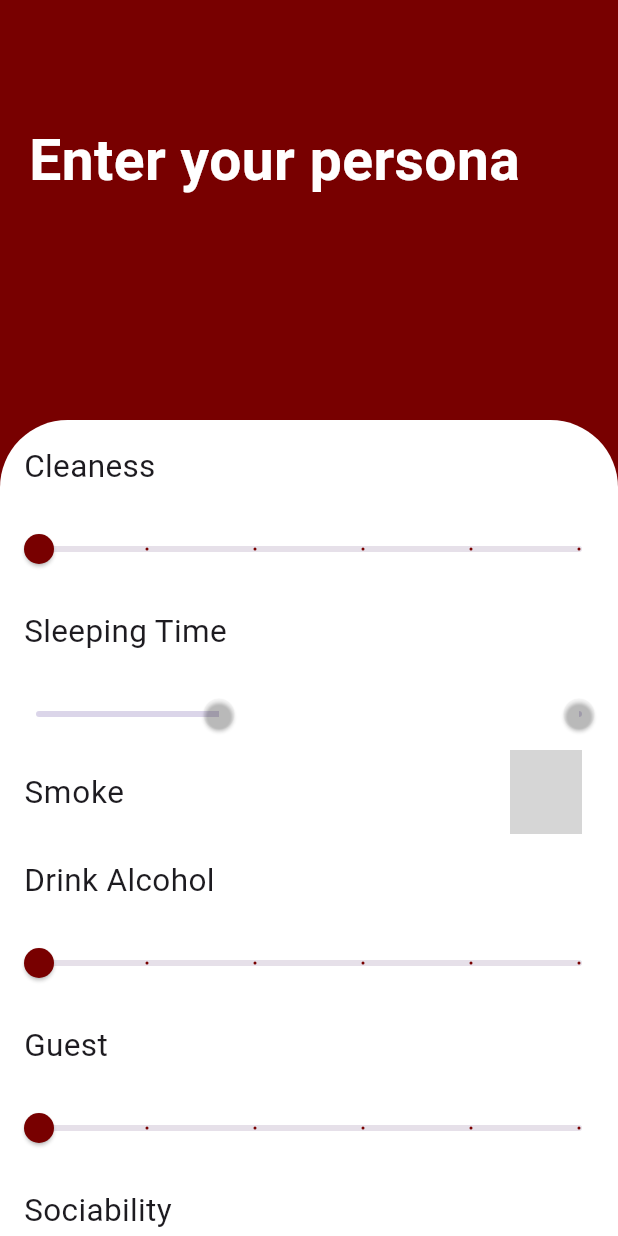
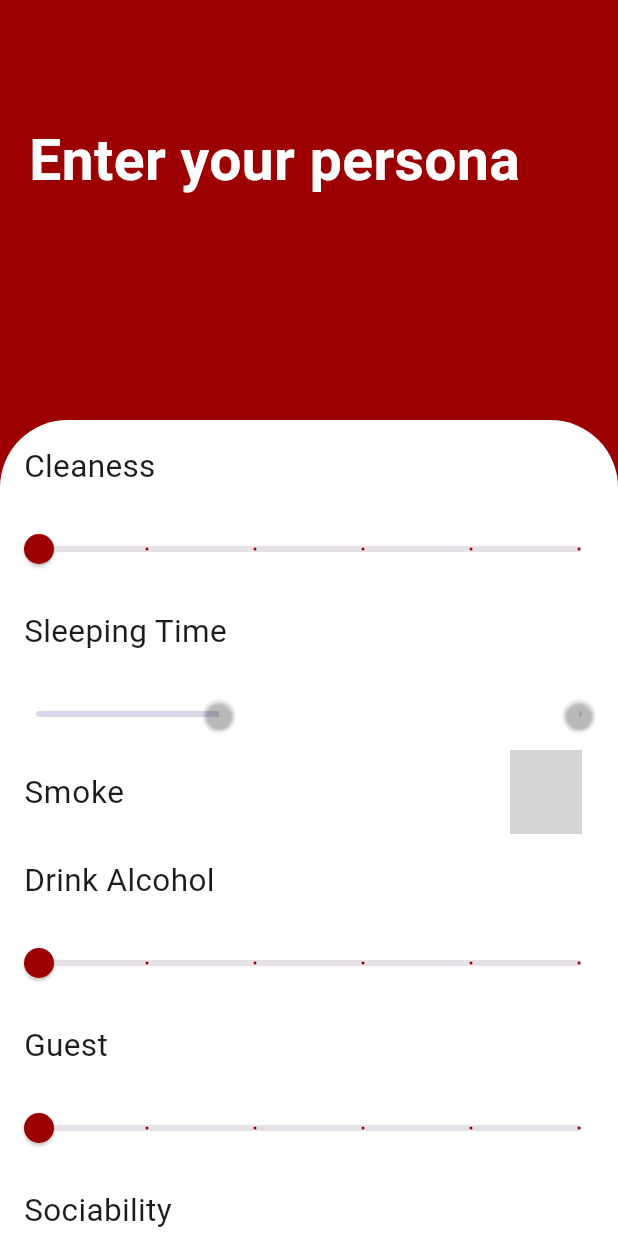
Before and after one commit to Brookmate/brookmate, a Flutter app: the AddProfilePage screen opened directly, on a phone screen of 412 x 824 dp. Run offline on Flutter 3.47's test engine with Material 3 defaults, Android fonts, the phone set to English and light mode, and no system bars; our stand-ins replace cloud_firestore, firebase_auth, firebase_core, google_fonts, shared_preferences, toggle_switch; accounts and stored records are empty; grey boxes are pictures that could not be loaded.

Commit message:
Color(0xff9C0000)

```diff
--- a/lib/pages/add_profile_page.dart
+++ b/lib/pages/add_profile_page.dart
@@ -79,7 +79,7 @@ class _AddProfilePageState extends State<AddProfilePage> {
   @override
   Widget build(BuildContext context) {
     return Scaffold(
-        backgroundColor: const Color.fromARGB(255, 120, 0, 0),
+        backgroundColor: const Color(0xff9C0000),
         body: CustomScrollView(slivers: <Widget>[
           SliverList(
               delegate: SliverChildListDelegate([
@@ -88,7 +88,7 @@ class _AddProfilePageState extends State<AddProfilePage> {
                 margin: EdgeInsets.only(top: 80.0),
                 child: Column(
                     crossAxisAlignment: CrossAxisAlignment.start,
-                    children: [
+                    children: const [
                       Text(
                         '  Enter your persona',
                         style: TextStyle(
@@ -121,7 +121,7 @@ class _AddProfilePageState extends State<AddProfilePage> {
                     min: 0,
                     max: 5,
                     divisions: 5,
-                    activeColor: const Color.fromARGB(255, 120, 0, 0),
+                    activeColor: Color(0xff9C0000),
                     value: varMap["cleaness"].toDouble(),
                     onChanged: (double value) {
                       setState(() {
@@ -200,7 +200,7 @@ class _AddProfilePageState extends State<AddProfilePage> {
                     min: 0,
                     max: 5,
                     divisions: 5,
-                    activeColor: const Color.fromARGB(255, 120, 0, 0),
+                    activeColor: const Color(0xff9C0000),
                     value: varMap["drinkingRate"].toDouble(),
                     onChanged: (double value) {
                       setState(() {
@@ -223,7 +223,7 @@ class _AddProfilePageState extends State<AddProfilePage> {
                     min: 0,
                     max: 5,
                     divisions: 5,
-                    activeColor: const Color.fromARGB(255, 120, 0, 0),
+                    activeColor: Color(0xff9C0000),
                     value: varMap["inviteGuests"].toDouble(),
                     onChanged: (double value) {
                       setState(() {
@@ -247,7 +247,7 @@ class _AddProfilePageState extends State<AddProfilePage> {
                     min: 0,
                     max: 5,
                     divisions: 5,
-                    activeColor: const Color.fromARGB(255, 120, 0, 0),
+                    activeColor: Color(0xff9C0000),
                     value: varMap["sociability"].toDouble(),
                     onChanged: (double value) {
                       setState(() {
```
